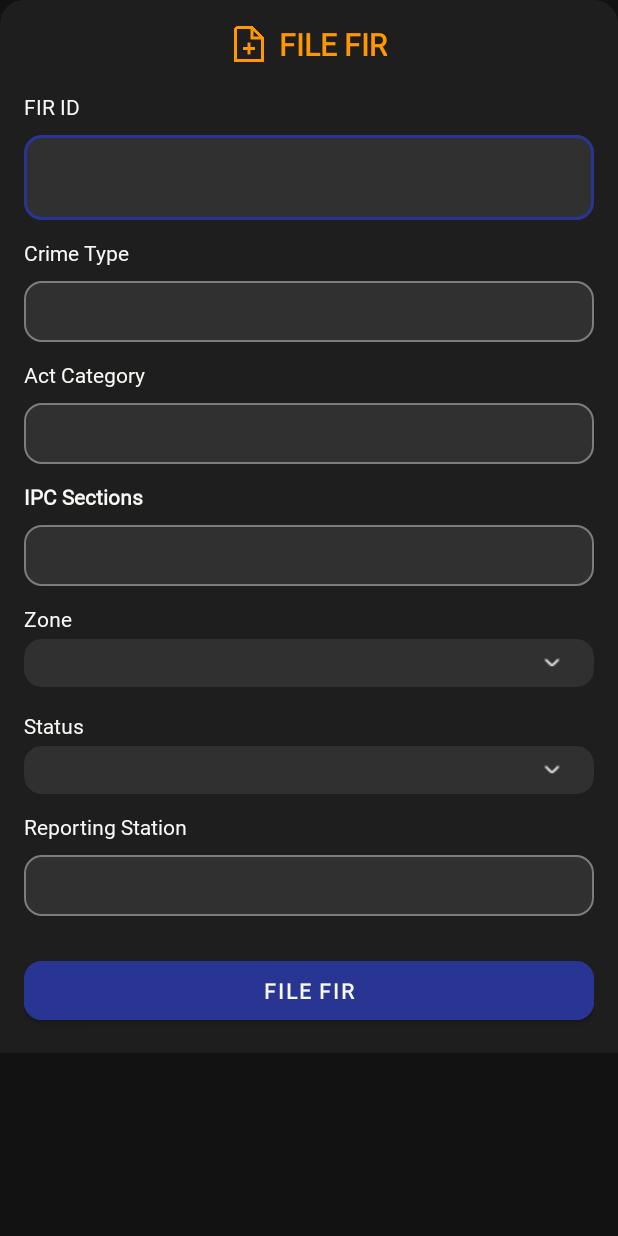
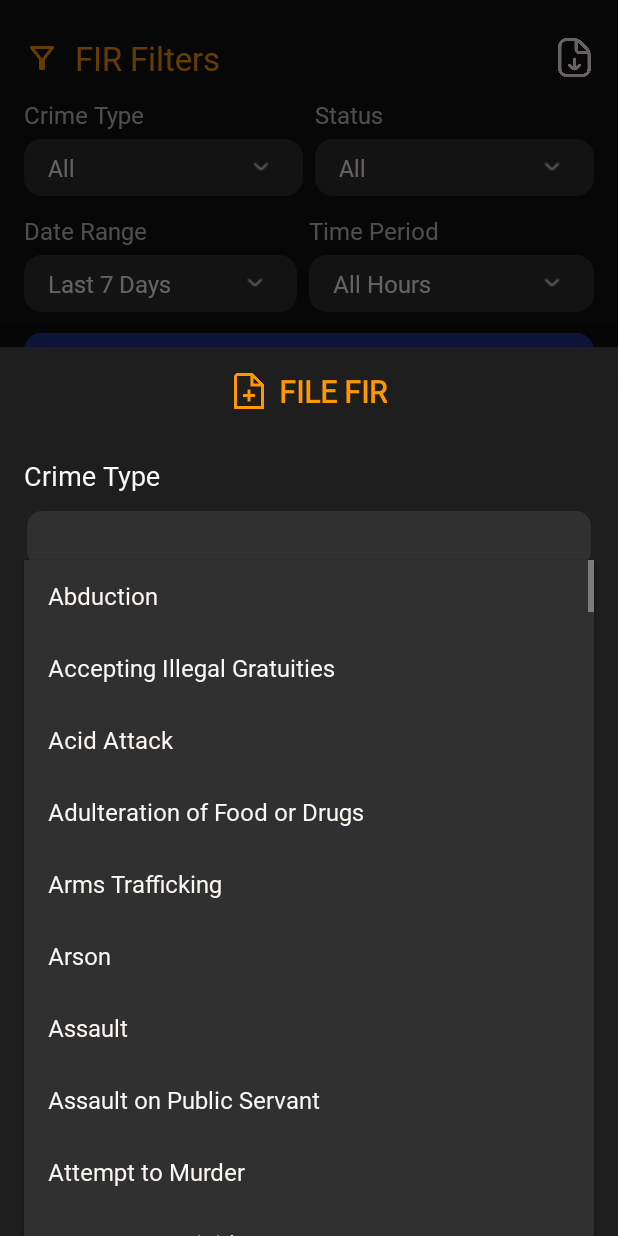
Before and after one commit to yashendra767/Trinetra-AI, an Android app: the AllFIRsActivity screen opened directly, with no data from a screen before it, after a tap on an icon or button, on a phone screen of 412 x 824 dp. Run offline under Robolectric (Android 15) with nearby library versions, the phone set to English and light mode, and no system bars; our stand-ins replace Firebase (no records; nobody signed in at launch, a user with empty details on screens opened directly); Roboto replaces fonts that are not available here; 3 statements that could not run were skipped; 1 other tap on this screen came first.

Commit message:
Add new FIR work done

```diff
--- a/app/src/main/AndroidManifest.xml
+++ b/app/src/main/AndroidManifest.xml
@@ -20,7 +20,7 @@
         android:theme="@style/Theme.TrinetraAI"
         tools:targetApi="31">
         <activity
-            android:name=".drawer_activities.newFIR.AddNewFIR"
+            android:name=".drawer_activities.newFIR.AddNewFIRBottomSheet"
             android:exported="false" />
         <activity
             android:name=".drawer_activities.AllZones"
--- a/app/src/main/java/com/example/trinetraai/drawer_activities/AllFIRsActivity.kt
+++ b/app/src/main/java/com/example/trinetraai/drawer_activities/AllFIRsActivity.kt
@@ -7,17 +7,13 @@ import android.os.Bundle
 import android.view.View
 import android.view.WindowInsets
 import android.widget.*
-import androidx.appcompat.app.ActionBarDrawerToggle
 import androidx.appcompat.app.AppCompatActivity
-import androidx.appcompat.widget.Toolbar
-import androidx.core.view.GravityCompat
-import androidx.drawerlayout.widget.DrawerLayout
 import androidx.recyclerview.widget.LinearLayoutManager
 import androidx.recyclerview.widget.RecyclerView
 import com.bumptech.glide.Glide
 import com.example.trinetraai.R
 import com.example.trinetraai.drawer_activities.AllFIRsAdapter.AllFIRsAdapter
-import com.example.trinetraai.drawer_activities.newFIR.AddNewFIR
+import com.example.trinetraai.drawer_activities.newFIR.AddNewFIRBottomSheet
 import com.example.trinetraai.firdataclass.FIR
 import com.example.trinetraai.firdataclass.LocationData
 import com.example.trinetraai.presetData.CrimeTypesData
@@ -25,7 +21,6 @@ import com.example.trinetraai.presetData.DateRangeData
 import com.example.trinetraai.presetData.TimePeriodData
 import com.google.android.material.button.MaterialButton
 import com.google.android.material.floatingactionbutton.FloatingActionButton
-import com.google.android.material.navigation.NavigationView
 import com.google.firebase.firestore.FirebaseFirestore
 import java.text.SimpleDateFormat
 import java.util.*
@@ -61,8 +56,8 @@ class AllFIRsActivity : AppCompatActivity() {
         }
         newFIR = findViewById(R.id.addNewFIR)
         newFIR.setOnClickListener {
-            val intent = Intent(this, AddNewFIR ::class.java)
-            startActivity(intent)
+            val bottomSheet = AddNewFIRBottomSheet()
+            bottomSheet.show(supportFragmentManager, "AddNewFIRBottomSheet")
         }
         setupViews()
     }
--- a/app/src/main/java/com/example/trinetraai/drawer_activities/newFIR/AddNewFIR.kt
+++ /dev/null
@@ -1,21 +0,0 @@
-package com.example.trinetraai.drawer_activities.newFIR
-
-import android.os.Bundle
-import androidx.activity.enableEdgeToEdge
-import androidx.appcompat.app.AppCompatActivity
-import androidx.core.view.ViewCompat
-import androidx.core.view.WindowInsetsCompat
-import com.example.trinetraai.R
-
-class AddNewFIR : AppCompatActivity() {
-    override fun onCreate(savedInstanceState: Bundle?) {
-        super.onCreate(savedInstanceState)
-        enableEdgeToEdge()
-        setContentView(R.layout.activity_add_new_fir)
-        ViewCompat.setOnApplyWindowInsetsListener(findViewById(R.id.main)) { v, insets ->
-            val systemBars = insets.getInsets(WindowInsetsCompat.Type.systemBars())
-            v.setPadding(systemBars.left, systemBars.top, systemBars.right, systemBars.bottom)
-            insets
-        }
-    }
-}
--- /dev/null
+++ b/app/src/main/java/com/example/trinetraai/drawer_activities/newFIR/AddNewFIRBottomSheet.kt
@@ -0,0 +1,165 @@
+package com.example.trinetraai.drawer_activities.newFIR
+
+import android.os.Bundle
+import android.view.*
+import android.widget.*
+import androidx.core.widget.addTextChangedListener
+import com.example.trinetraai.R
+import com.example.trinetraai.presetData.*
+import com.google.android.material.bottomsheet.BottomSheetDialogFragment
+import com.google.firebase.firestore.FirebaseFirestore
+import java.text.SimpleDateFormat
+import java.util.*
+
+class AddNewFIRBottomSheet : BottomSheetDialogFragment() {
+
+    private var selectedCrimeType: String? = null
+    private var selectedActCategory: String? = null
+    private var selectedIPCSection: String? = null
+    private var selectedZone: String? = null
+    private var selectedStatus: String? = null
+    private var selectedReportingStation: String? = null
+    private var fullZoneText: String? = null
+
+    private lateinit var crimeTypeAuto: AutoCompleteTextView
+    private lateinit var ipcSectionsAuto: AutoCompleteTextView
+    private lateinit var actCategoryText: TextView
+    private lateinit var reportingStationAuto: AutoCompleteTextView
+    private lateinit var zoneSpinner: Spinner
+    private lateinit var zoneAuto: AutoCompleteTextView
+
+    private lateinit var statusSpinner: Spinner
+    private lateinit var btnSubmitFIR: Button
+
+    override fun onStart() {
+        super.onStart()
+        dialog?.let {
+            val bottomSheet = it.findViewById<View>(com.google.android.material.R.id.design_bottom_sheet)
+            bottomSheet?.layoutParams?.height = ViewGroup.LayoutParams.MATCH_PARENT
+        }
+    }
+
+
+    override fun onCreateView(
+        inflater: LayoutInflater, container: ViewGroup?,
+        savedInstanceState: Bundle?
+    ): View? {
+        val view = inflater.inflate(R.layout.bottomsheet_add_new_fir, container, false)
+        initializeViews(view)
+        setupCrimeTypeAutoComplete()
+        //setupZoneSpinner()
+        setupZoneAutoComplete()
+
+        setupStatusSpinner()
+        btnSubmitFIR.setOnClickListener { generateNextFIRIDAndSave() }
+        return view
+    }
+
+    private fun initializeViews(view: View) {
+        crimeTypeAuto = view.findViewById(R.id.crimeTypeAuto)
+        ipcSectionsAuto = view.findViewById(R.id.ipcSectionsAuto)
+        actCategoryText = view.findViewById(R.id.actCategoryAuto)
+        reportingStationAuto = view.findViewById(R.id.reportingStationAuto)
+        //zoneSpinner = view.findViewById(R.id.zoneSpinner)
+        zoneAuto = view.findViewById(R.id.zoneAuto)
+
+        statusSpinner = view.findViewById(R.id.statusSpinner)
+        btnSubmitFIR = view.findViewById(R.id.btnSubmitFIR)
+    }
+
+    private fun setupCrimeTypeAutoComplete() {
+        val allCrimeTypes = CrimeTypesData.crimeTypeMap.values.flatten().distinct().sorted()
+        val crimeAdapter = ArrayAdapter(requireContext(), android.R.layout.simple_list_item_1, allCrimeTypes)
+        crimeTypeAuto.setAdapter(crimeAdapter)
+        crimeTypeAuto.setOnFocusChangeListener { _, hasFocus -> if (hasFocus) crimeTypeAuto.showDropDown() }
+
+        crimeTypeAuto.addTextChangedListener {
+            selectedCrimeType = crimeTypeAuto.text.toString().trim()
+            selectedActCategory = ActCategoryMap.actCategoryMap[selectedCrimeType] ?: ""
+            actCategoryText.text = selectedActCategory
+
+            val ipcList = IPC_SectionData.ipcSectionMap[selectedCrimeType] ?: emptyList()
+            ipcSectionsAuto.setAdapter(ArrayAdapter(requireContext(), android.R.layout.simple_list_item_1, ipcList))
+            if (ipcList.isNotEmpty()) ipcSectionsAuto.showDropDown()
+        }
+
+        ipcSectionsAuto.setOnClickListener { ipcSectionsAuto.showDropDown() }
+        ipcSectionsAuto.addTextChangedListener { selectedIPCSection = ipcSectionsAuto.text.toString().trim() }
+    }
+
+    private fun setupZoneAutoComplete() {
+        val zoneList = ZoneData.zoneList.sorted()
+        val zoneAdapter = ArrayAdapter(requireContext(), android.R.layout.simple_list_item_1, zoneList)
+        zoneAuto.setAdapter(zoneAdapter)
+
+        zoneAuto.setOnFocusChangeListener { _, hasFocus -> if (hasFocus) zoneAuto.showDropDown() }
+
+        zoneAuto.addTextChangedListener {
+            fullZoneText = zoneAuto.text.toString().trim()
+            selectedZone = fullZoneText?.substringAfter(" - ")?.trim()
+            val ps = ReportingPS.reportingStationMap[fullZoneText] ?: "Unknown PS"
+            reportingStationAuto.setText(ps)
+            selectedReportingStation = ps
+        }
+    }
+
+
+    private fun setupStatusSpinner() {
+        val list = listOf("Open", "Closed", "Pending", "Under Investigation")
+        val adapter = ArrayAdapter(requireContext(), android.R.layout.simple_spinner_item, list)
+        adapter.setDropDownViewResource(R.layout.spinner_item_white)
+        statusSpinner.adapter = adapter
+        statusSpinner.setSelection(0)
+        selectedStatus = list[0]
+
+        statusSpinner.onItemSelectedListener = object : AdapterView.OnItemSelectedListener {
+            override fun onItemSelected(parent: AdapterView<*>, view: View?, position: Int, id: Long) {
+                selectedStatus = list[position]
+            }
+            override fun onNothingSelected(parent: AdapterView<*>) {
+                selectedStatus = null
+            }
+        }
+    }
+
+    private fun generateNextFIRIDAndSave() {
+        val db = FirebaseFirestore.getInstance()
+        db.collection("FIR_Records").get().addOnSuccessListener { documents ->
+            val firIds = documents.mapNotNull { it.id.removePrefix("FIR").toIntOrNull() }
+            val nextFIRNumber = (firIds.maxOrNull() ?: 0) + 1
+            val newFIRId = "FIR%04d".format(nextFIRNumber)
+            saveFIRToFirestore(newFIRId)
+        }
+    }
+
+    private fun saveFIRToFirestore(firId: String) {
+        val db = FirebaseFirestore.getInstance()
+        val timestamp = SimpleDateFormat("yyyy-MM-dd'T'HH:mm:ss.SSSSSS", Locale.getDefault()).format(Date())
+        val areaName = fullZoneText?.substringBefore(" - ")?.trim() ?: ""
+        val zoneInfo = ZoneData.delhiZones.find { it.name == areaName }
+        val lat = zoneInfo?.lat ?: 0.0
+        val lng = zoneInfo?.lng ?: 0.0
+
+        val locationMap = mapOf("area" to areaName, "lat" to lat, "lng" to lng)
+        val firData = hashMapOf(
+            "fir_id" to firId,
+            "crime_type" to selectedCrimeType,
+            "act_category" to selectedActCategory,
+            "ipc_sections" to listOfNotNull(selectedIPCSection),
+            "zone" to selectedZone,
+            "reporting_station" to selectedReportingStation,
+            "status" to selectedStatus,
+            "timestamp" to timestamp,
+            "location" to locationMap
+        )
+
+        db.collection("FIR_Records").document(firId).set(firData)
+            .addOnSuccessListener {
+                Toast.makeText(requireContext(), "FIR filed successfully!", Toast.LENGTH_SHORT).show()
+                dismiss()
+            }
+            .addOnFailureListener { e ->
+                Toast.makeText(requireContext(), "Error: ${e.message}", Toast.LENGTH_SHORT).show()
+            }
+    }
+}
--- a/app/src/main/res/drawable/baseline_add_24.xml
+++ /dev/null
@@ -1,5 +0,0 @@
-<vector xmlns:android="http://schemas.android.com/apk/res/android" android:height="28dp" android:tint="#DEDEDE" android:viewportHeight="24" android:viewportWidth="24" android:width="28dp">
-
-    <path android:fillColor="@android:color/white" android:pathData="M19,13h-6v6h-2v-6H5v-2h6V5h2v6h6v2z"/>
-
-</vector>
--- a/app/src/main/res/drawable/bottom_sheet_new_fir_bg.xml
+++ b/app/src/main/res/drawable/bottom_sheet_new_fir_bg.xml
@@ -1,4 +1,4 @@
 <shape xmlns:android="http://schemas.android.com/apk/res/android">
     <solid android:color="@color/surface"/>
-    <corners android:topLeftRadius="16dp" android:topRightRadius="16dp"/>
+    <corners android:topLeftRadius="28dp" android:topRightRadius="28dp"/>
 </shape>
--- a/app/src/main/res/layout/activity_add_new_fir.xml
+++ b/app/src/main/res/layout/bottomsheet_add_new_fir.xml
@@ -41,12 +41,6 @@
 
         </LinearLayout>
 
-        <TextView
-            android:layout_width="wrap_content"
-            android:layout_height="wrap_content"
-            android:text="FIR ID"
-            android:textColor="@color/textPrimary"
-            android:layout_marginBottom="4dp" />
         <com.google.android.material.textfield.TextInputLayout
             style="@style/Widget.MaterialComponents.TextInputLayout.OutlinedBox"
             android:layout_width="match_parent"
@@ -58,18 +52,43 @@
             app:boxCornerRadiusBottomEnd="12dp"
             app:boxStrokeWidth="2dp"
             android:layout_marginBottom="12dp"
+            android:hint=""/>
+
+        <TextView
+            android:layout_width="wrap_content"
+            android:layout_height="wrap_content"
+            android:text="Crime Type"
+            android:textSize="18sp"
+            android:textColor="@color/textPrimary"
+            android:layout_marginBottom="4dp"/>
+        <com.google.android.material.textfield.TextInputLayout
+            style="@style/Widget.MaterialComponents.TextInputLayout.OutlinedBox"
+            android:layout_width="match_parent"
+            android:layout_height="wrap_content"
+            app:boxBackgroundColor="@color/surfaceLight"
+            app:boxCornerRadiusTopStart="12dp"
+            app:boxCornerRadiusTopEnd="12dp"
+            app:boxStrokeColor="@color/surface"
+            app:boxCornerRadiusBottomStart="12dp"
+            app:boxCornerRadiusBottomEnd="12dp"
+            android:layout_marginBottom="12dp"
             android:hint="">
-            <com.google.android.material.textfield.TextInputEditText
-                android:id="@+id/firIdEditText"
+            <AutoCompleteTextView
+                android:id="@+id/crimeTypeAuto"
                 android:layout_width="match_parent"
                 android:layout_height="wrap_content"
-                android:textColor="@color/textPrimary"/>
+                android:padding="8dp"
+                android:drawablePadding="5dp"
+                android:inputType="text"
+                android:textColor="@color/textPrimary"
+                android:popupBackground="@color/surfaceLight"/>
         </com.google.android.material.textfield.TextInputLayout>
 
         <TextView
             android:layout_width="wrap_content"
             android:layout_height="wrap_content"
-            android:text="Crime Type"
+            android:text="Act Category"
+            android:textSize="18sp"
             android:textColor="@color/textPrimary"
             android:layout_marginBottom="4dp"/>
         <com.google.android.material.textfield.TextInputLayout
@@ -83,39 +102,13 @@
             app:boxCornerRadiusBottomEnd="12dp"
             android:layout_marginBottom="12dp"
             android:hint="">
-            <AutoCompleteTextView
-                android:id="@+id/crimeTypeAuto"
-                android:layout_width="match_parent"
-                android:layout_height="wrap_content"
-                android:inputType="none"
-                android:padding="8dp"
-                android:textColor="@color/textPrimary"
-                android:popupBackground="@color/surfaceLight"/>
-        </com.google.android.material.textfield.TextInputLayout>
-
-        <TextView
-            android:layout_width="wrap_content"
-            android:layout_height="wrap_content"
-            android:text="Act Category"
-            android:textColor="@color/textPrimary"
-            android:layout_marginBottom="4dp"/>
-        <com.google.android.material.textfield.TextInputLayout
-            style="@style/Widget.MaterialComponents.TextInputLayout.OutlinedBox"
-            android:layout_width="match_parent"
-            android:layout_height="wrap_content"
-            app:boxBackgroundColor="@color/surfaceLight"
-            app:boxCornerRadiusTopStart="12dp"
-            app:boxCornerRadiusTopEnd="12dp"
-            app:boxCornerRadiusBottomStart="12dp"
-            app:boxCornerRadiusBottomEnd="12dp"
-            android:layout_marginBottom="12dp"
-            android:hint="">
-            <AutoCompleteTextView
+            <TextView
                 android:id="@+id/actCategoryAuto"
                 android:layout_width="match_parent"
                 android:layout_height="wrap_content"
-                android:inputType="none"
                 android:padding="8dp"
+                android:textSize="18sp"
+                android:background="@drawable/spinner_bg_dashboard"
                 android:textColor="@color/textPrimary"
                 android:popupBackground="@color/surfaceLight" />
         </com.google.android.material.textfield.TextInputLayout>
@@ -125,7 +118,7 @@
             android:layout_height="wrap_content"
             android:text="IPC Sections"
             android:textColor="@color/textPrimary"
-            android:textStyle="bold"
+            android:textSize="18sp"
             android:layout_marginBottom="4dp"/>
         <com.google.android.material.textfield.TextInputLayout
             style="@style/Widget.MaterialComponents.TextInputLayout.OutlinedBox"
@@ -142,8 +135,8 @@
                 android:id="@+id/ipcSectionsAuto"
                 android:layout_width="match_parent"
                 android:layout_height="wrap_content"
-                android:inputType="none"
                 android:padding="8dp"
+                android:background="@drawable/spinner_bg_dashboard"
                 android:textColor="@color/textPrimary"
                 android:popupBackground="@color/surfaceLight"/>
         </com.google.android.material.textfield.TextInputLayout>
@@ -153,26 +146,43 @@
             android:layout_width="wrap_content"
             android:layout_height="wrap_content"
             android:textColor="@color/textPrimary"
+            android:textSize="18sp"
             android:layout_marginBottom="4dp"/>
-        <Spinner
-            android:id="@+id/zoneSpinner"
+
+        <com.google.android.material.textfield.TextInputLayout
+            style="@style/Widget.MaterialComponents.TextInputLayout.OutlinedBox"
             android:layout_width="match_parent"
             android:layout_height="wrap_content"
-            android:spinnerMode="dropdown"
-            android:background="@drawable/spinner_bg_dashboard"
-            android:popupBackground="@color/surfaceLight"
-            android:layout_marginBottom="16dp" />
+            app:boxBackgroundColor="@color/surfaceLight"
+            app:boxCornerRadiusTopStart="12dp"
+            app:boxCornerRadiusTopEnd="12dp"
+            app:boxStrokeColor="@color/surface"
+            app:boxCornerRadiusBottomStart="12dp"
+            app:boxCornerRadiusBottomEnd="12dp"
+            android:layout_marginBottom="12dp"
+            android:hint="">
+
+            <AutoCompleteTextView
+                android:id="@+id/zoneAuto"
+                android:layout_width="match_parent"
+                android:layout_height="wrap_content"
+                android:padding="8dp"
+                android:inputType="text"
+                android:textColor="@color/textPrimary"
+                android:popupBackground="@color/surfaceLight"/>
+        </com.google.android.material.textfield.TextInputLayout>
 
         <TextView
             android:layout_width="wrap_content"
             android:layout_height="wrap_content"
             android:text="Status"
+            android:textSize="18sp"
             android:textColor="@color/textPrimary"
             android:layout_marginBottom="4dp"/>
         <Spinner
             android:id="@+id/statusSpinner"
             android:layout_width="match_parent"
-            android:layout_height="wrap_content"
+            android:layout_height="43dp"
             android:spinnerMode="dropdown"
             android:background="@drawable/spinner_bg_dashboard"
             android:popupBackground="@color/surfaceLight"
@@ -182,6 +192,7 @@
             android:layout_width="wrap_content"
             android:layout_height="wrap_content"
             android:text="Reporting Station"
+            android:textSize="18sp"
             android:textColor="@color/textPrimary"
             android:layout_marginBottom="4dp"/>
         <com.google.android.material.textfield.TextInputLayout
@@ -199,8 +210,8 @@
                 android:id="@+id/reportingStationAuto"
                 android:layout_width="match_parent"
                 android:layout_height="wrap_content"
-                android:inputType="none"
                 android:padding="8dp"
+                android:background="@drawable/spinner_bg_dashboard"
                 android:textColor="@color/textPrimary"
                 android:popupBackground="@color/surfaceLight" />
         </com.google.android.material.textfield.TextInputLayout>
```
Also changed, not shown: app/src/main/java/com/example/trinetraai/presetData/ActCategoryMap.kt (added, +140 -0 lines), app/src/main/java/com/example/trinetraai/presetData/IPC_SectionData.kt (added, +153 -0 lines), app/src/main/java/com/example/trinetraai/presetData/ReportingPS.kt (added, +67 -0 lines).
